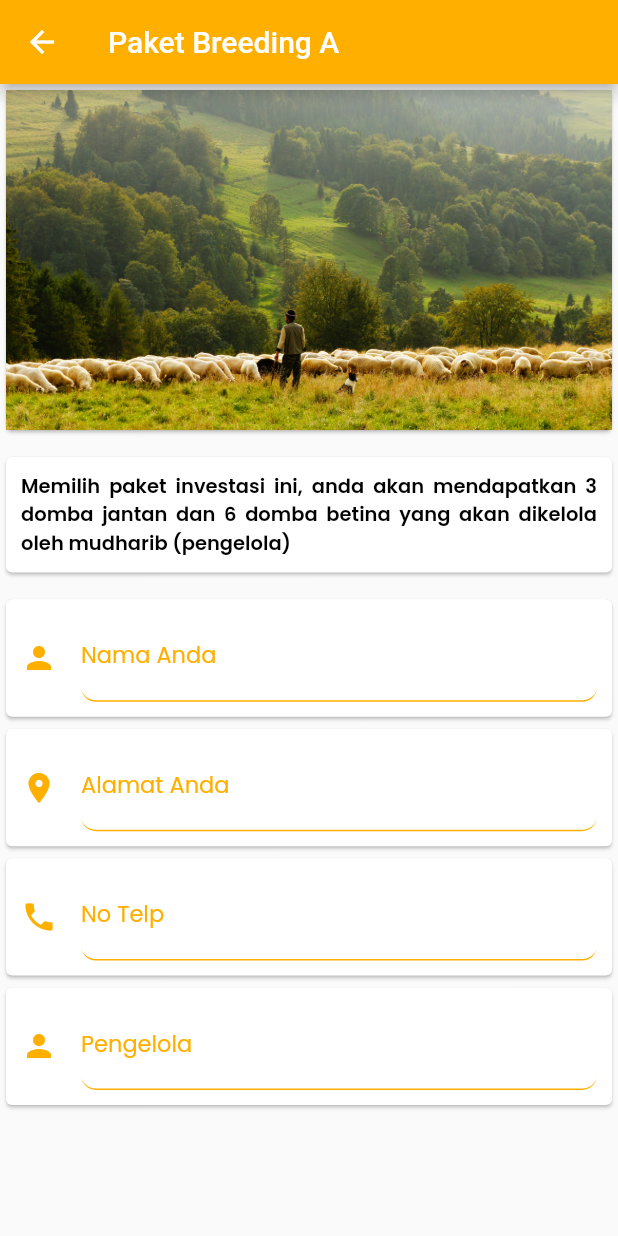
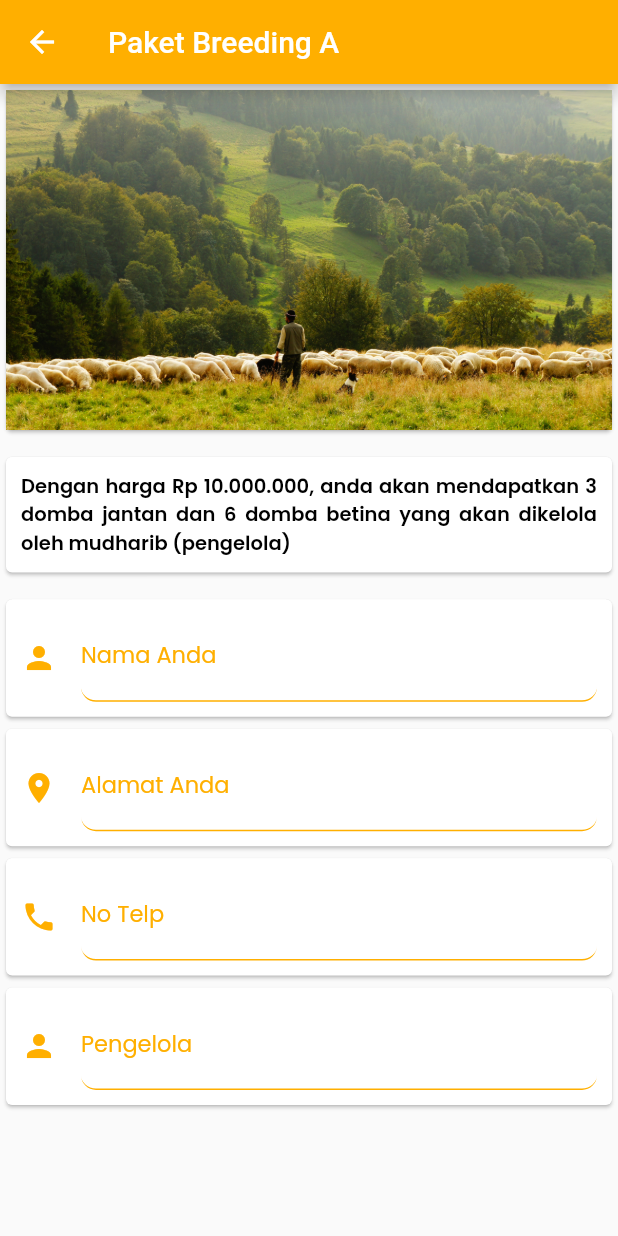
Before and after one commit to achmadtaufiqhidayat/Prototype_MobileFramework_SF, a Flutter app: the screen it shows after launch, after a tap on an icon or button, on a phone screen of 412 x 824 dp. Run offline on Flutter 3.47's test engine with Material 2 defaults, Android fonts, the light colour scheme and no system bars; our stand-ins replace easy_debounce, google_fonts, google_nav_bar, page_transition.

Commit message:
chat di breeding

```diff
--- a/prototype_mobile_sultanfarm/lib/view/Breeding.dart
+++ b/prototype_mobile_sultanfarm/lib/view/Breeding.dart
@@ -1,6 +1,7 @@
 import 'package:flutter/material.dart';
 import 'package:google_fonts/google_fonts.dart';
 import 'package:prototype_mobile_sultanfarm/view/Profil.dart';
+import 'package:url_launcher/url_launcher.dart';
 
 class FirstPage extends StatelessWidget {
   const FirstPage({Key? key}) : super(key: key);
@@ -77,6 +78,11 @@ class SecondPage extends StatelessWidget {
   final int heroTag;
   const SecondPage({required this.heroTag});
 
+  _lauchW(String nomor, String pesan) async {
+    String url = "https://wa.me/+62$nomor?text=${Uri.parse(pesan)}";
+    await canLaunch(url) ? launch(url) : print("Tidak Bisa Buka WhatsApp");
+  }
+
   @override
   Widget build(BuildContext context) {
     return Scaffold(
@@ -105,7 +111,7 @@ class SecondPage extends StatelessWidget {
               child: Padding(
                 padding: const EdgeInsets.all(10.0),
                 child: Text(
-                  _Deskripsi[heroTag],
+                  "Dengan harga " + _Harga[heroTag] + _Deskripsi[heroTag],
                   textAlign: TextAlign.justify,
                   style: GoogleFonts.getFont(
                     'Poppins',
@@ -252,7 +258,10 @@ class SecondPage extends StatelessWidget {
                           fontWeight: FontWeight.bold,
                           fontSize: 20),
                     ),
-                    onPressed: () {},
+                    onPressed: () {
+                      _lauchW("85101813779",
+                          "Saya ingin mengetahui lebih lanjut tentang paket domba ini :\n Nama Paket $_Judul[heroTag]");
+                    },
                   ),
                   SizedBox(
                     width: 20,
@@ -292,7 +301,8 @@ final List<String> _images = [
 ];
 final List<String> _Judul = ['A', 'B', 'C'];
 final List<String> _Deskripsi = [
-  "Memilih paket investasi ini, anda akan mendapatkan 3 domba jantan dan 6 domba betina yang akan dikelola oleh mudharib (pengelola)",
-  "Memilih paket investasi ini, anda akan mendapatkan 3 domba jantan dan 4 domba betina yang akan dikelola oleh mudharib (pengelola)",
-  "Memilih paket investasi ini, anda akan mendapatkan 2 domba jantan dan 4 domba betina yang akan dikelola oleh mudharib (pengelola)"
+  ", anda akan mendapatkan 3 domba jantan dan 6 domba betina yang akan dikelola oleh mudharib (pengelola)",
+  ", anda akan mendapatkan 3 domba jantan dan 4 domba betina yang akan dikelola oleh mudharib (pengelola)",
+  ", anda akan mendapatkan 2 domba jantan dan 4 domba betina yang akan dikelola oleh mudharib (pengelola)"
 ];
+final List<String> _Harga = ["Rp 10.000.000", "Rp 8.000.000", "Rp 6.000.000"];
--- a/prototype_mobile_sultanfarm/pubspec.yaml
+++ b/prototype_mobile_sultanfarm/pubspec.yaml
@@ -40,6 +40,7 @@ dependencies:
   animated_theme_switcher: ^2.0.6
   animations: ^2.0.3
   google_nav_bar: ^5.0.6
+  url_launcher: ^6.1.5
 
 
 
```
Also changed, not shown: prototype_mobile_sultanfarm/lib/view/Akad.dart (added, +15 -0 lines), prototype_mobile_sultanfarm/pubspec.lock, 5 other files.
